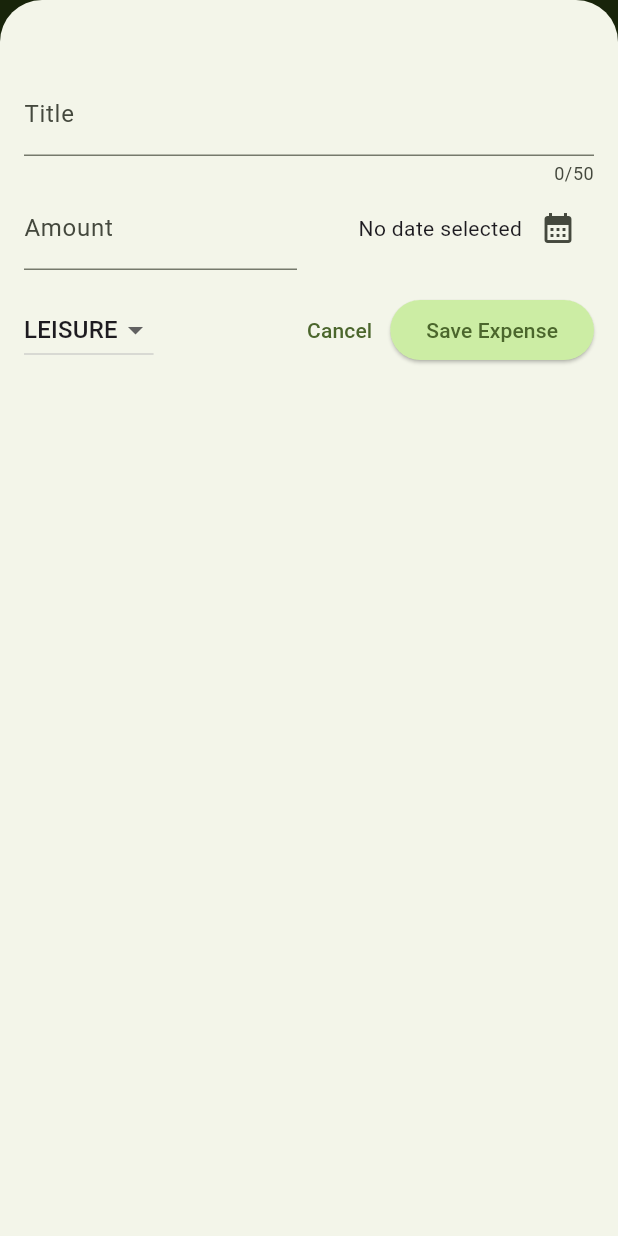
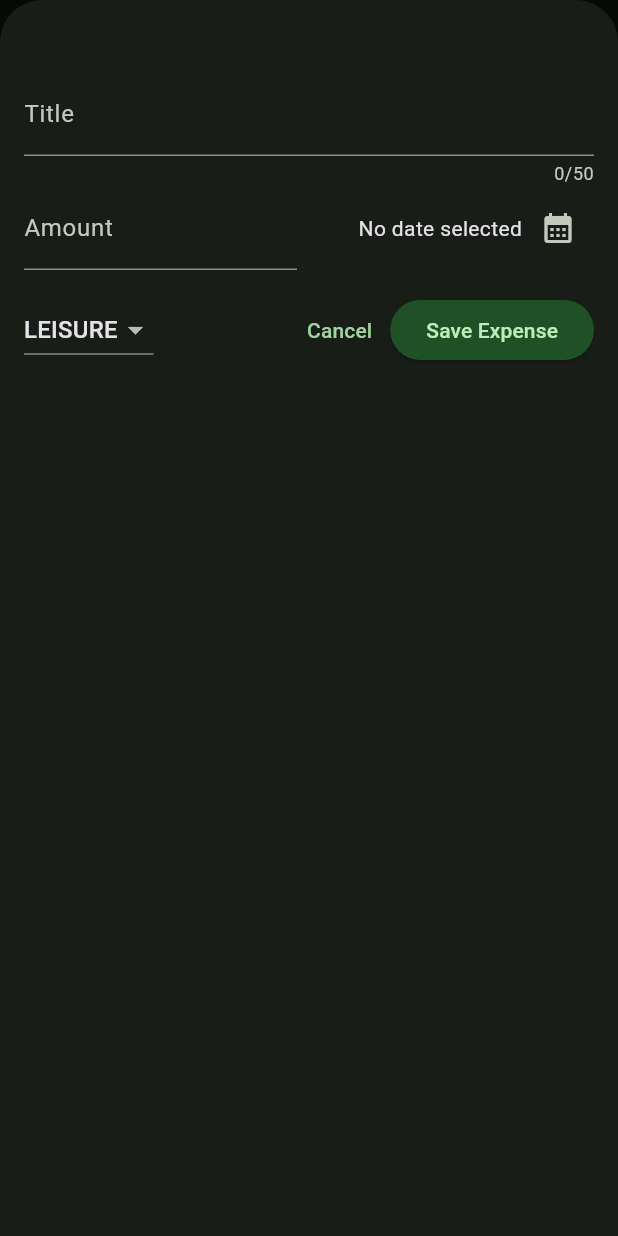
Before and after one commit to javierpb275/first_flutter_app, a Flutter app: the screen it shows after launch, after a tap on the "add" icon, on a phone screen of 412 x 824 dp. Run offline on Flutter 3.47's test engine with Material 3 defaults, Android fonts, the phone set to English and light mode, and no system bars; our stand-ins replace google_fonts.

Commit message:
adding dark mode

```diff
--- a/lib/main.dart
+++ b/lib/main.dart
@@ -5,9 +5,30 @@ var kColorScheme = ColorScheme.fromSeed(
   seedColor: const Color.fromARGB(255, 158, 244, 52),
 );
 
+var kDarkColorScheme = ColorScheme.fromSeed(
+  brightness: Brightness.dark,
+  seedColor: const Color.fromARGB(24, 38, 177, 73),
+);
+
 void main() {
   runApp(
     MaterialApp(
+      darkTheme: ThemeData.dark().copyWith(
+        colorScheme: kDarkColorScheme,
+        cardTheme: const CardTheme().copyWith(
+          color: kDarkColorScheme.secondaryContainer,
+          margin: const EdgeInsets.symmetric(
+            horizontal: 16,
+            vertical: 8,
+          ),
+        ),
+        elevatedButtonTheme: ElevatedButtonThemeData(
+          style: ElevatedButton.styleFrom(
+            backgroundColor: kDarkColorScheme.primaryContainer,
+            foregroundColor: kDarkColorScheme.onPrimaryContainer,
+          ),
+        ),
+      ),
       theme: ThemeData().copyWith(
         colorScheme: kColorScheme,
         appBarTheme: const AppBarTheme().copyWith(
@@ -34,6 +55,7 @@ void main() {
               ),
             ),
       ),
+      themeMode: ThemeMode.dark,
       home: const Expenses(),
     ),
   );
```
